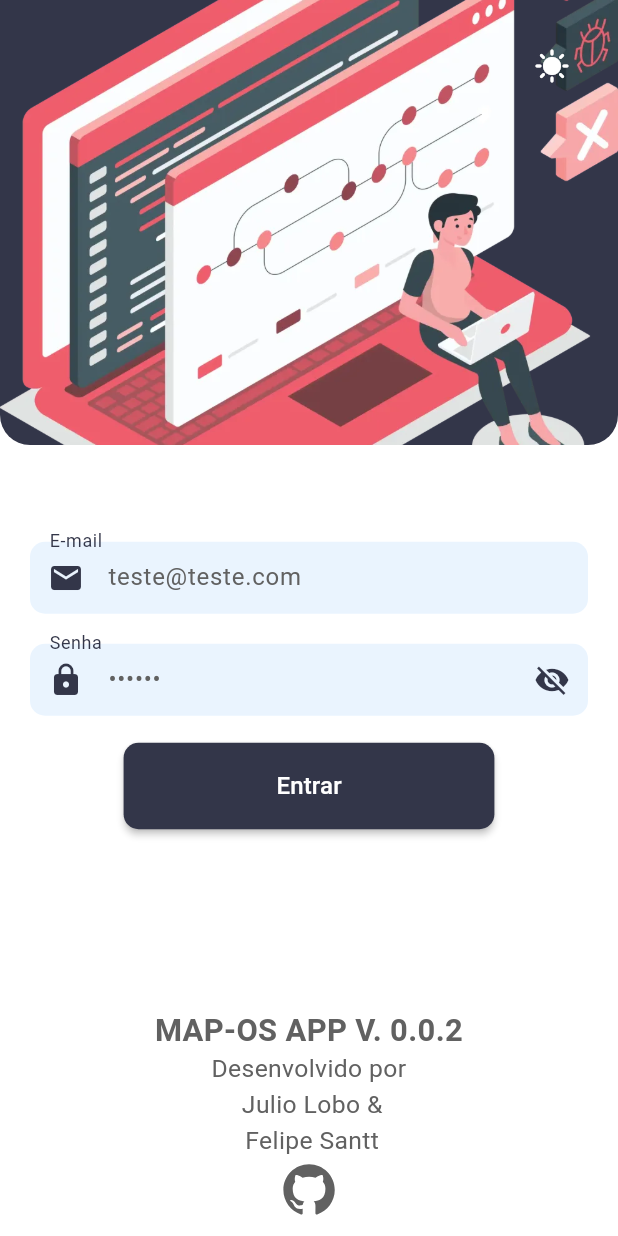
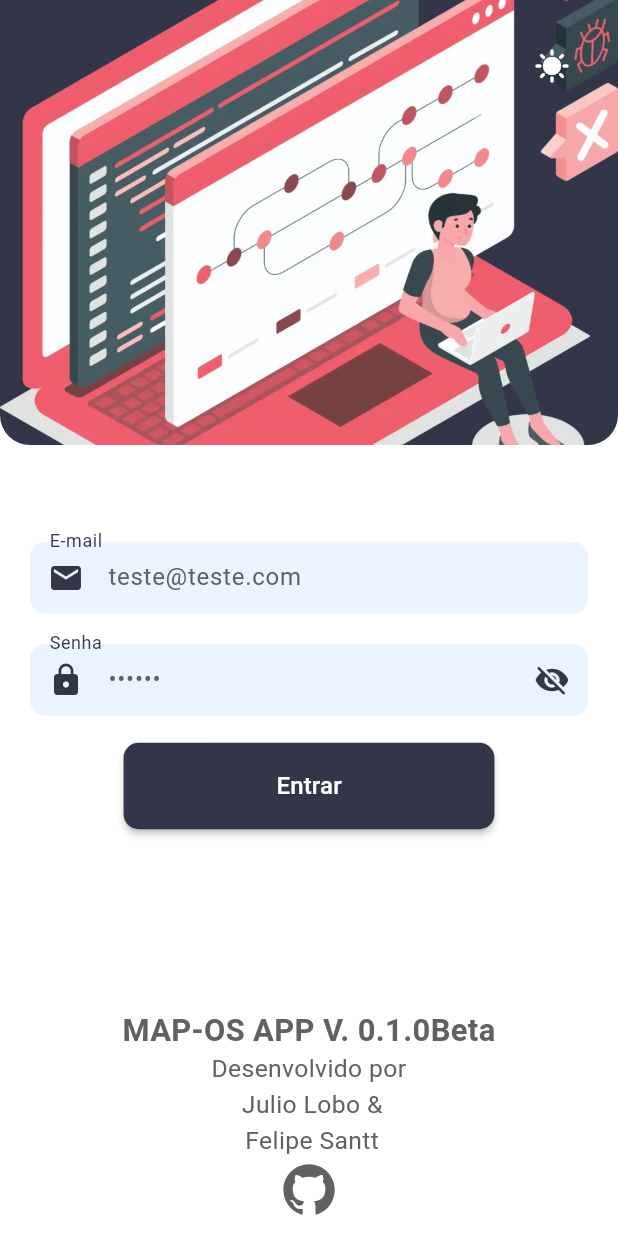
Before and after one commit to map-os/map-os-app-flutter, a Flutter app: the screen it shows after launch, on a phone screen of 412 x 824 dp. Run offline on Flutter 3.47's test engine with Material 3 defaults, Android fonts, the phone set to English and light mode, and no system bars; our stand-ins replace flutter_boxicons, flutter_masked_text2, page_transition, shared_preferences.

Commit message:
Update constants.dart

```diff
--- a/lib/config/constants.dart
+++ b/lib/config/constants.dart
@@ -1,8 +1,8 @@
 class APIConfig {
-  static const String appVersion = '0.0.2';
-  static const String baseURL = 'https://sistema.assitecac.com/index.php/api';
+  static const String appVersion = '0.1.0Beta';
+  static const String baseURL = 'URL_API';
   static const String apiKey =
-      '8e57e4a265b2f5e108ae03fb8433c0a91b0aafae864a4e5d5d618495673c0280';
+      'ACCESS_TOKEN_API';
 
   //ENDPOITNS
   static const String indexEndpoint = '';
```
